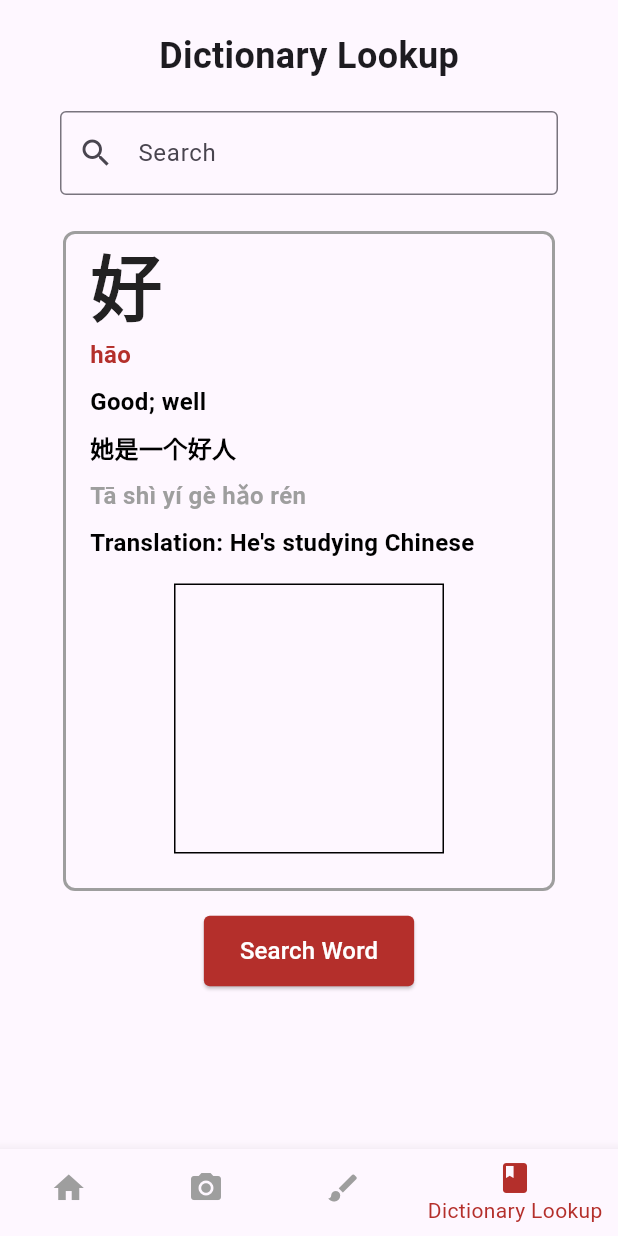
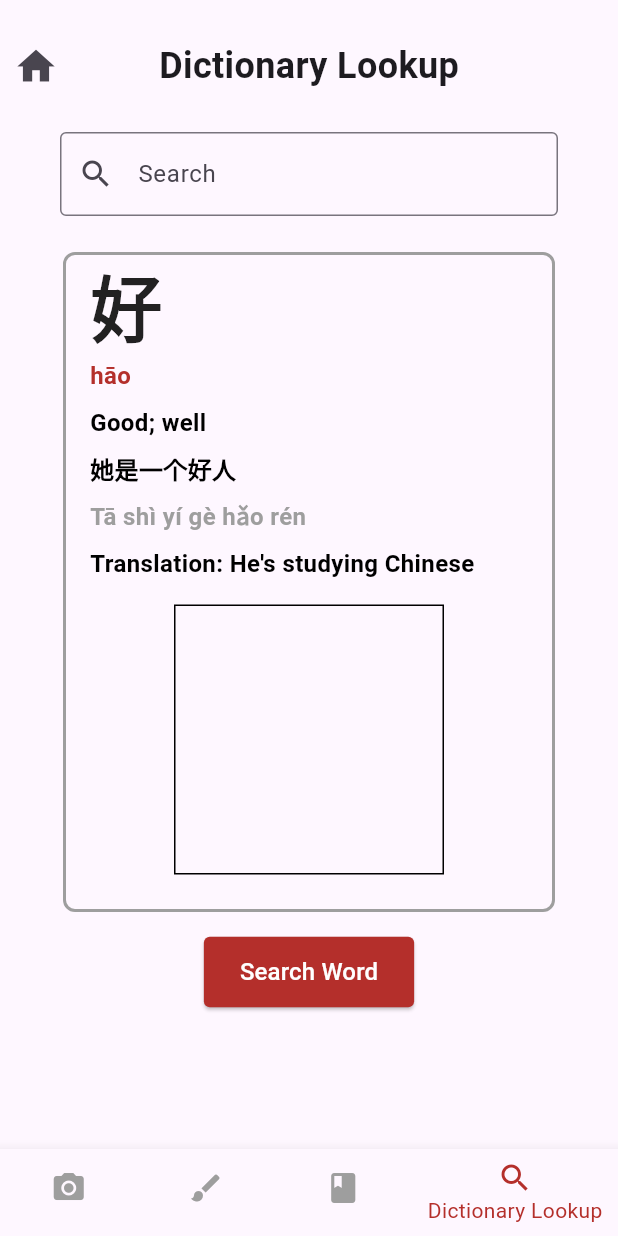
Before and after one commit to JasonS911/flashhanzi, a Flutter app: the MyHomePage screen opened directly, item 4 of the bottom bar chosen, on a phone screen of 412 x 824 dp. Run offline on Flutter 3.47's test engine with Material 3 defaults, Android fonts, the phone set to English and light mode, and no system bars; our stand-ins replace camera, google_fonts.

Commit message:
home button UI change

```diff
--- a/lib/dictionary_lookup.dart
+++ b/lib/dictionary_lookup.dart
@@ -1,3 +1,4 @@
+import 'package:flashhanzi/home_page.dart';
 import 'package:flutter/material.dart';
 
 class DictionaryLookup extends StatefulWidget {
@@ -17,9 +18,27 @@ class _DictionaryLookupState extends State<DictionaryLookup> {
             CrossAxisAlignment.center, // Center items horizontally
         children: [
           SizedBox(height: 20), // Space at the top
-          const Text(
-            'Dictionary Lookup',
-            style: TextStyle(fontSize: 24, fontWeight: FontWeight.bold),
+          Stack(
+            alignment: Alignment.center, // Center the text in the Stack
+            children: [
+              Align(
+                alignment:
+                    Alignment.centerLeft, // Align the IconButton to the left
+                child: IconButton(
+                  icon: const Icon(Icons.home, size: 30),
+                  onPressed: () {
+                    Navigator.push(
+                      context,
+                      MaterialPageRoute(builder: (context) => HomePage()),
+                    );
+                  },
+                ),
+              ),
+              const Text(
+                'Dictionary Lookup', // Title of the page
+                style: TextStyle(fontSize: 24, fontWeight: FontWeight.bold),
+              ),
+            ],
           ),
           const SizedBox(height: 20), // Space before the input field
           Padding(
--- a/lib/main.dart
+++ b/lib/main.dart
@@ -1,6 +1,7 @@
 import 'package:flashhanzi/dictionary_lookup.dart';
 import 'package:flashhanzi/handwrite_character.dart';
 import 'package:flashhanzi/home_page.dart';
+import 'package:flashhanzi/review_characters.dart';
 import 'package:flashhanzi/scan_character.dart';
 import 'package:flutter/material.dart';
 
@@ -54,10 +55,11 @@ class _MyHomePageState extends State<MyHomePage> {
   late int _currentIndex; // Tracks the current index of the BottomNavigationBar
 
   final List<Widget> _pages = [
-    const HomePage(), // HomePage
     ScanCharacter(), // First tab
     HandwriteCharacter(), // Second tab
+    ReviewCharacters(),
     DictionaryLookup(), // Third tab
+    // Fourth tab (if you have it)
   ];
 
   @override
@@ -74,23 +76,19 @@ class _MyHomePageState extends State<MyHomePage> {
       bottomNavigationBar: BottomNavigationBar(
         currentIndex: _currentIndex, // Highlight the selected tab
         onTap: (index) {
-          if (index == 0) {
-            Navigator.push(
-              context,
-              MaterialPageRoute(builder: (context) => const HomePage()),
-            );
-          } else {
-            setState(() {
-              _currentIndex = index; // Update the current index
-            });
-          }
+          setState(() {
+            _currentIndex = index; // Update the current index
+          });
         },
         items: const [
-          BottomNavigationBarItem(icon: Icon(Icons.home), label: 'Home'),
           BottomNavigationBarItem(icon: Icon(Icons.camera_alt), label: 'Scan'),
           BottomNavigationBarItem(icon: Icon(Icons.brush), label: 'Handwrite'),
           BottomNavigationBarItem(
             icon: Icon(Icons.book),
+            label: 'Review Characters',
+          ),
+          BottomNavigationBarItem(
+            icon: Icon(Icons.search),
             label: 'Dictionary Lookup',
           ), // Add this line for the new tab
         ],
```
Also changed, not shown: lib/handwrite_character.dart (+22 -3 lines), lib/home_page.dart (+11 -4 lines), lib/review_characters.dart (added, +15 -0 lines), lib/scan_character.dart (+22 -3 lines).
